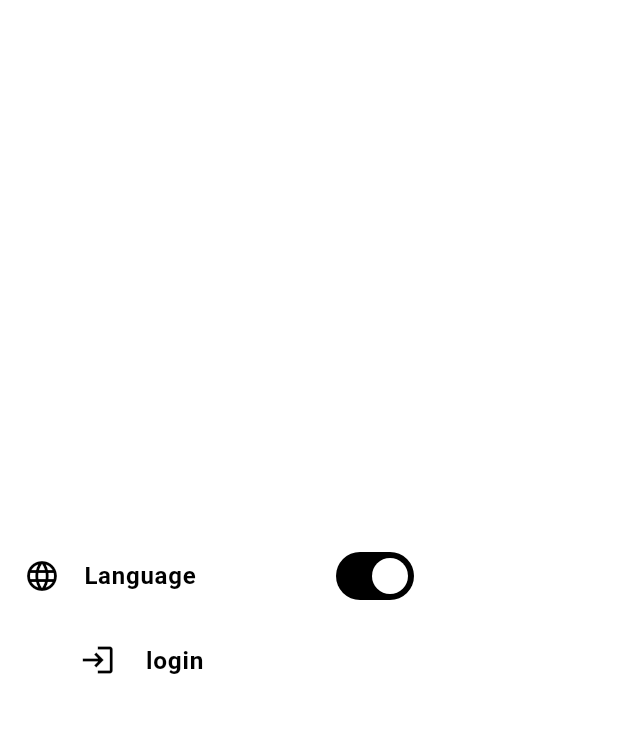
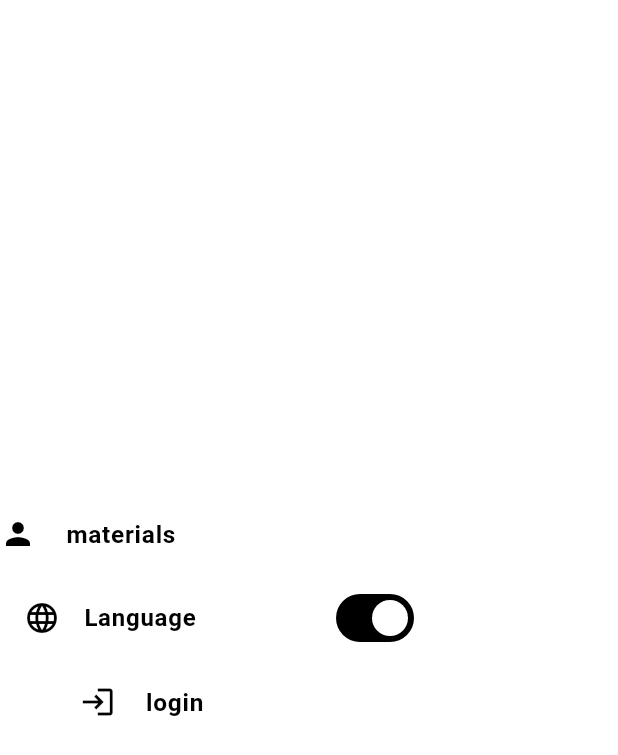
Before and after one commit to AbdoTareq/emp_tracking, a Flutter app: the AppDrawer widget shown alone on an empty page, opened directly, on a phone screen of 412 x 824 dp. Shown: the top 755 px of the screen. Run offline on Flutter 3.47's test engine with Material 3 defaults, Android fonts, the phone set to English and light mode, and no system bars; our stand-ins replace animated_custom_dropdown, auto_route, cached_network_image, cloud_firestore, dartz, easy_localization and 13 more; accounts and stored records are empty; Roboto replaces fonts that are missing (Cairo).

Commit message:
feat: add material routing

```diff
--- a/lib/core/app_router.dart
+++ b/lib/core/app_router.dart
@@ -18,10 +18,10 @@ class AppRouter extends _$AppRouter {
   @override
   List<AutoRoute> get routes => [
         AutoRoute(page: AuthRoute.page, initial: user == null),
-        // AutoRoute(page: EmployeeRoute.page, initial: user != null, children: [
-        //   AutoRoute(page: EmployeeDetailsRoute.page),
-        // ]),
-        AutoRoute(page: MaterialsRoute.page, initial: user != null),
+        AutoRoute(page: EmployeeRoute.page, initial: user != null, children: [
+          AutoRoute(page: EmployeeDetailsRoute.page),
+        ]),
+        AutoRoute(page: MaterialsRoute.page),
         AutoRoute(page: MaterialDetailsRoute.page),
       ];
 }
--- a/lib/core/view/widgets/app_drawer.dart
+++ b/lib/core/view/widgets/app_drawer.dart
@@ -1,8 +1,12 @@
+import 'package:auto_route/auto_route.dart';
 import 'package:flutter_hooks/flutter_hooks.dart';
 
 import '../../../export.dart';
+import '../../app_router.dart';
 
 class AppDrawer extends HookWidget {
+  const AppDrawer({super.key});
+
   @override
   Widget build(BuildContext context) {
     final isEN = useState(context.locale.toString().contains('en'));
@@ -10,6 +14,21 @@ class AppDrawer extends HookWidget {
       child: Column(
         mainAxisAlignment: MainAxisAlignment.center,
         children: [
+          CustomListTile(
+            onTap: () {
+              Navigator.pop(context);
+              context.pushRoute(const MaterialsRoute());
+            },
+            title: 'materials'
+                .tr()
+                .text
+                .color(Theme.of(context).primaryColor)
+                .bold
+                .xl
+                .make()
+                .p8(),
+            leading: const Icon(Icons.person, color: kPrimaryColor),
+          ),
           // SwitchListTile(
           //     title: darkMode.tr().text.bold.make(),
           //     value: controller.darkMode.value,
@@ -21,7 +40,7 @@ class AppDrawer extends HookWidget {
           SwitchListTile(
               title: LocaleKeys.language.tr().text.bold.make(),
               value: isEN.value,
-              secondary: Icon(Icons.language, color: kPrimaryColor),
+              secondary: const Icon(Icons.language, color: kPrimaryColor),
               onChanged: (_) async {
                 isEN.value = !isEN.value;
                 await context.setLocale(Locale(
@@ -41,7 +60,7 @@ class AppDrawer extends HookWidget {
                       .xl
                       .make()
                       .p8(),
-                  leading: Icon(Icons.exit_to_app, color: kPrimaryColor),
+                  leading: const Icon(Icons.exit_to_app, color: kPrimaryColor),
                 ).w48(context)
               : CustomListTile(
                   onTap: () {
@@ -55,7 +74,7 @@ class AppDrawer extends HookWidget {
                       .xl
                       .make()
                       .p8(),
-                  leading: Icon(Icons.login, color: kPrimaryColor),
+                  leading: const Icon(Icons.login, color: kPrimaryColor),
                 ).w48(context),
         ],
       ).centered(),
```
Also changed, not shown: lib/features/feature/data/datasources/firebase_data_source.dart (+7 -8 lines), pubspec.lock.
